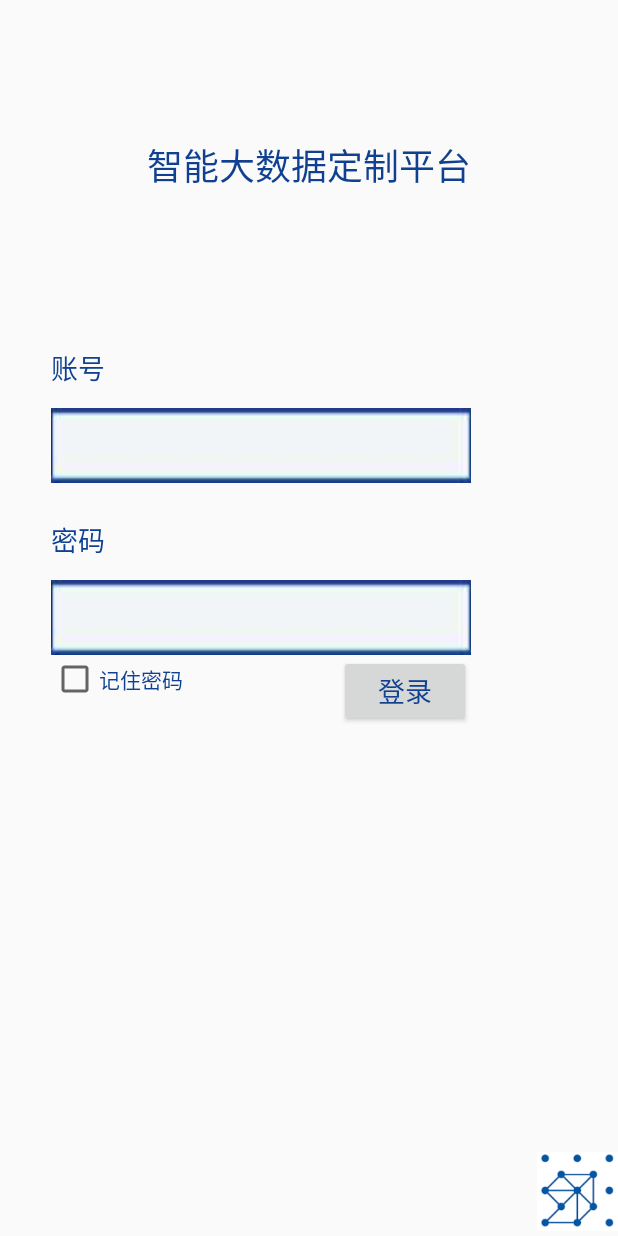
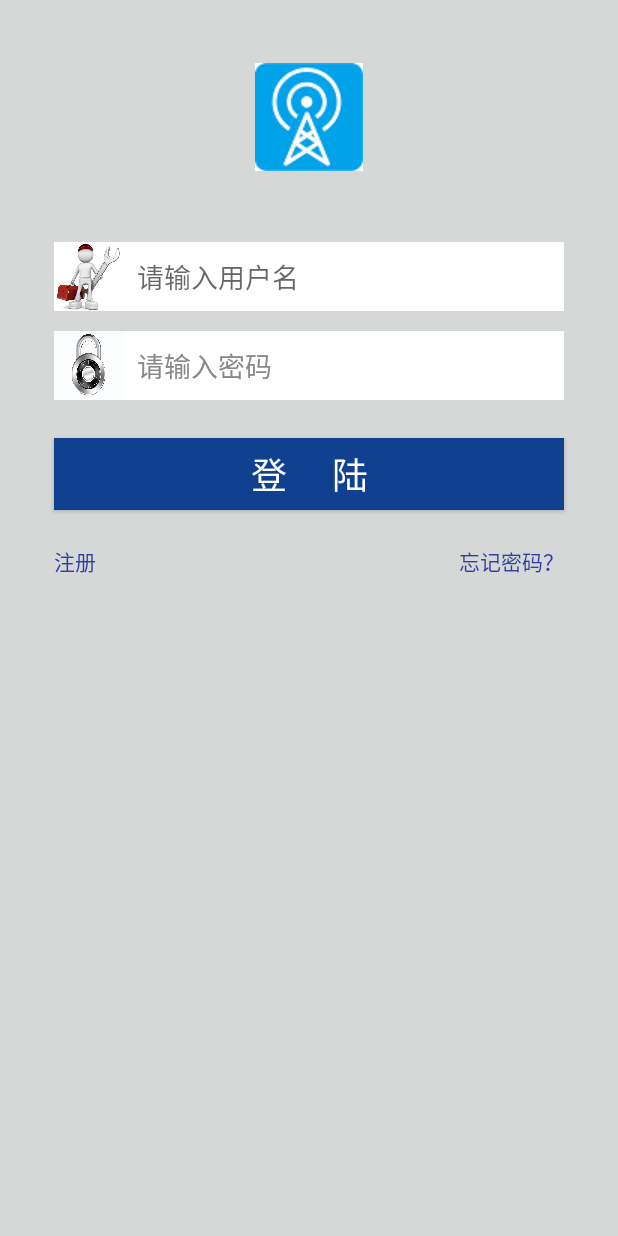
Before and after one commit to zenghuanliang/icttegongdui, an Android app: the screen it shows after launch (LoginActivity), on a phone screen of 412 x 824 dp. Run offline under Robolectric (Android 15) with nearby library versions, the phone set to English and light mode, and no system bars.

Commit message:
activity_loggin

```diff
--- a/app/src/main/java/com/example/administrator/myapplication/attach1Activity.java
+++ b/app/src/main/java/com/example/administrator/myapplication/attach1Activity.java
@@ -36,60 +36,7 @@ public class attach1Activity extends AppCompatActivity {
     ArrayList<Float> attach1_BarChart_F =new ArrayList<>();
     final String url="http://172.16.201.21:8090/com.IDC/user?action=attach1";
 
-    @Override
-    protected void onCreate(Bundle savedInstanceState) {
-        super.onCreate(savedInstanceState);
-        setContentView(R.layout.activity_attach1);
-        Toolbar toolbar = (Toolbar) findViewById(R.id.toolbar);
-        setSupportActionBar(toolbar);
-        mCombinedChart = (CombinedChart)findViewById(R.id.attach_CombinedChart);
-        this.context = getApplicationContext();
-        CombinedChartMagnager.setLineName("Attach平均时延ms");
-        CombinedChartMagnager.setBarName("用户量");
-        new GetDataTask(url).execute();
-        CombinedChartMagnager.initDataStyle(context,mCombinedChart,1000,0,3000,0);
-        Button attach1 = (Button) findViewById(R.id.attach1_update);
-        attach1.setOnClickListener(new View.OnClickListener() {
-            @Override
-            public void onClick(View v) {
 
-                Message msg = new Message();
-                msg.what = 1;
-                mHandler_attach1.sendMessage(msg);
-            }
-        });
-
-        mHandler_attach1 = new Handler() {
-            @Override
-            public void handleMessage(Message msg) {
-                super.handleMessage(msg);
-                switch (msg.what) {
-                    case 0x1:
-                        CombinedChartMagnager.initConbinedChart(context,mCombinedChart,mCity,generateLineData(),generateBarData(),1000,0,3000,0);
-                        break;
-                }
-            }
-        };
-    }
-
-    private ArrayList<Entry> generateLineData() {
-
-        ArrayList<Entry> entries = new ArrayList<>();
-
-        for (int index = 0; index < attach1_LineChart_F.size(); index++)
-            entries.add(new Entry(attach1_LineChart_F.get(index), index));
-
-        return entries;
-    }
-    private ArrayList<BarEntry> generateBarData() {
-
-        ArrayList<BarEntry> entries = new ArrayList<>();
-
-        for (int index = 0; index < attach1_BarChart_F.size(); index++)
-            entries.add(new BarEntry(attach1_BarChart_F.get(index), index));
-
-        return entries;
-    }
     private class GetDataTask extends AsyncTask<Void, Void, String> {
 
         String url="";
@@ -170,6 +117,64 @@ public class attach1Activity extends AppCompatActivity {
             }
         }
     }
+
+    private ArrayList<Entry> generateLineData() {
+
+        ArrayList<Entry> entries = new ArrayList<>();
+
+        for (int index = 0; index < attach1_LineChart_F.size(); index++)
+            entries.add(new Entry(attach1_LineChart_F.get(index), index));
+
+        return entries;
+    }
+    private ArrayList<BarEntry> generateBarData() {
+
+        ArrayList<BarEntry> entries = new ArrayList<>();
+
+        for (int index = 0; index < attach1_BarChart_F.size(); index++)
+            entries.add(new BarEntry(attach1_BarChart_F.get(index), index));
+
+        return entries;
+    }
+    @Override
+    protected void onCreate(Bundle savedInstanceState) {
+        super.onCreate(savedInstanceState);
+        setContentView(R.layout.activity_attach1);
+        Toolbar toolbar = (Toolbar) findViewById(R.id.toolbar);
+        setSupportActionBar(toolbar);
+        mCombinedChart = (CombinedChart)findViewById(R.id.attach_CombinedChart);
+        this.context = getApplicationContext();
+        mCombinedChart.setDescription("Attach时延");
+        CombinedChartMagnager.setLineName("Attach平均时延ms");
+        CombinedChartMagnager.setBarName("用户量");
+        new GetDataTask(url).execute();
+       // CombinedChartMagnager.initDataStyle(context,mCombinedChart,1000,0,3000,0);
+        //CombinedChartMagnager.initConbinedChart(context,mCombinedChart,mCity,generateLineData(),generateBarData(),1000,0,3000,0);
+        Button attach1 = (Button) findViewById(R.id.attach1_update);
+        attach1.setOnClickListener(new View.OnClickListener() {
+            @Override
+            public void onClick(View v) {
+              Message msg = new Message();
+              msg.what = 1;
+              mHandler_attach1.sendMessage(msg);
+            }
+        });
+
+        mHandler_attach1 = new Handler() {
+            @Override
+            public void handleMessage(Message msg) {
+                super.handleMessage(msg);
+                switch (msg.what) {
+                    case 0x1:
+                        CombinedChartMagnager.initConbinedChart(context,mCombinedChart,mCity,generateLineData(),generateBarData(),1000,0,3000,0);
+                        break;
+                }
+            }
+        };
+    }
+
+
+
     @Override
     public boolean onCreateOptionsMenu(Menu menu) {
         // Inflate the menu; this adds items to the action bar if it is present.
--- a/app/src/main/java/com/example/administrator/myapplication/attachActivity.java
+++ b/app/src/main/java/com/example/administrator/myapplication/attachActivity.java
@@ -79,7 +79,7 @@ public class attachActivity extends AppCompatActivity {
                         LineChartManager.initSingleLineChart(context,attachLineChart,xValues1,getLineData(),100,0);
                         break;
                     case 0x2:
-                       Intent intent = new Intent(attachActivity.this, attach1Activity.class);
+                        Intent intent = new Intent(attachActivity.this, attach1Activity.class);
                         startActivity(intent);
                         break;
 
--- a/app/src/main/res/layout/activity_eps.xml
+++ b/app/src/main/res/layout/activity_eps.xml
@@ -22,6 +22,6 @@
 
     </android.support.design.widget.AppBarLayout>
 
-    <include layout="@layout/content_eps" android:layout_height="456dp"/>
+    <include layout="@layout/content_eps" />
 
 </android.support.design.widget.CoordinatorLayout>
--- a/app/src/main/res/layout/activity_login.xml
+++ b/app/src/main/res/layout/activity_login.xml
@@ -4,76 +4,91 @@
                 android:orientation="vertical"
                 android:layout_width="match_parent"
                 android:layout_height="match_parent"
-                >
+                android:background="?attr/colorButtonNormal">
 
+
+    <TextView
+        android:text="忘记密码？"
+        android:layout_width="wrap_content"
+        android:layout_height="wrap_content" android:layout_alignTop="@+id/textView"
+        android:layout_alignEnd="@+id/Login" android:id="@+id/textView2"
+        android:textColor="@color/colorPrimaryDark"/>
+    <ImageView
+        android:layout_width="wrap_content"
+        android:layout_height="wrap_content" app:srcCompat="@drawable/logo"
+        android:layout_marginTop="42dp" android:id="@+id/imageView4"
+        android:layout_alignParentTop="true" android:layout_centerHorizontal="true"/>
     <RelativeLayout
-        android:orientation="vertical"
-        android:layout_width="match_parent"
-        android:layout_height="match_parent"
-        android:layout_above="@+id/textView" android:layout_centerHorizontal="true"
-        android:layout_marginBottom="11dp" android:layout_alignParentTop="true">
-        <TextView android:text="智能大数据定制平台" android:layout_width="wrap_content"
-                  android:layout_height="wrap_content"
-                  android:id="@+id/textView5" android:textSize="24sp"
-                  android:textColor="@color/colorPrimary"
-                  android:layout_centerVertical="true" android:layout_centerHorizontal="true"/>
+        android:id="@+id/usercode_layout"
+        android:layout_width="fill_parent"
+        android:layout_height="wrap_content"
+        android:gravity="center"
+        android:layout_below="@+id/username_layout"
+        android:layout_marginTop="13dp" android:layout_alignEnd="@+id/username_layout"
+        android:layout_alignStart="@+id/username_layout">
+
+        <EditText
+            android:layout_width="fill_parent"
+            android:layout_height="46dp"
+            android:inputType="textPassword"
+            android:ems="10"
+            android:id="@+id/password"
+            android:hint="@string/hint_etPassword"
+            android:textColorHint="#888888"
+            android:layout_centerVertical="true"
+            android:background="@android:color/background_light"
+            android:paddingLeft="55dp"
+            android:paddingRight="60dp"
+           />
+        <ImageView android:layout_width="46dp"
+                   android:layout_height="46dp"
+                   android:layout_gravity="left|center_vertical"
+                   android:background="@drawable/password"
+                   android:visibility="visible"/>
     </RelativeLayout>
-    <CheckBox
-        android:text="记住密码"
+    <RelativeLayout
+        android:id="@+id/username_layout"
         android:layout_width="wrap_content"
         android:layout_height="wrap_content"
-        android:id="@+id/checkBox"
-        android:textColor="@color/colorPrimary"
-        android:layout_below="@+id/password" android:layout_alignStart="@+id/password"/>
-    <Button
-        android:text="登录"
+        android:layout_marginTop="47dp"
+        android:gravity="center"
+        android:layout_below="@+id/imageView4" android:layout_alignEnd="@+id/Login"
+        android:layout_alignStart="@+id/Login">
+
+        <EditText
+            android:layout_width="fill_parent"
+            android:layout_height="46dp"
+            android:inputType="textPersonName"
+            android:id="@+id/username"
+            android:hint="@string/hint_etUser"
+            android:background="@android:color/background_light"
+            android:maxLength="20"
+            android:paddingLeft="55dp"
+            android:paddingRight="60dp"
+            android:layout_alignParentTop="true"/>
+        <ImageView
+            android:layout_width="46dp"
+            android:layout_height="46dp"
+            android:layout_gravity="left|center_vertical"
+            android:background="@drawable/acount"
+            android:visibility="visible" />
+    </RelativeLayout>
+    <TextView
+        android:text="注册"
         android:layout_width="wrap_content"
         android:layout_height="wrap_content"
+        android:id="@+id/textView" android:textColor="@color/colorPrimaryDark"
+        android:layout_below="@+id/Login" android:layout_alignStart="@+id/Login"
+        android:layout_marginTop="23dp"/>
+    <Button
+        android:text="登     陆"
+        android:layout_height="wrap_content"
         android:id="@+id/Login"
-        android:textColor="@color/colorPrimary"
-        android:textSize="18sp"
-        android:layout_alignEnd="@+id/password"
-        android:layout_alignTop="@+id/checkBox"/>
-    <TextView
-        android:text="账号"
-        android:layout_width="wrap_content"
-        android:layout_height="wrap_content"
-        android:id="@+id/textView" android:textColor="@color/colorPrimary" android:textSize="18sp"
-        android:layout_marginBottom="13dp"
-        android:layout_above="@+id/username" android:layout_alignStart="@+id/textView2"/>
-    <EditText
-        android:layout_width="wrap_content"
-        android:layout_height="50dp"
-        android:inputType="textPassword"
-        android:ems="10"
-        android:id="@+id/password"
-        android:background="@drawable/k"
-
-        android:layout_marginStart="34dp"
-        android:layout_centerVertical="true" android:layout_alignParentStart="true"/>
-    <EditText
-        android:layout_width="wrap_content"
-        android:layout_height="50dp"
-        android:inputType="textPersonName"
-        android:ems="10"
-        android:id="@+id/username"
-        android:background="@drawable/k"
-
-        android:layout_marginBottom="24dp" android:layout_above="@+id/textView2"
-        android:layout_alignStart="@+id/textView"/>
-    <TextView
-        android:text="密码"
-        android:layout_width="wrap_content"
-        android:layout_height="wrap_content"
-        android:id="@+id/textView2"
-        android:textColor="@color/colorPrimary" android:textSize="18sp"
-        android:layout_above="@+id/password" android:layout_alignStart="@+id/password"
-        android:layout_marginBottom="13dp"/>
-    <ImageView
-        android:layout_width="54dp"
-        android:layout_height="59dp" app:srcCompat="@drawable/logo1"
-        android:id="@+id/imageView12" android:layout_gravity="right"
-        android:layout_alignParentBottom="true" android:layout_alignParentEnd="true"/>
-
+        android:textColor="@android:color/white"
+        android:textSize="24sp"
+        android:layout_width="340dp"
+        android:background="@color/colorPrimary"
+        android:layout_marginTop="25dp"
+        android:layout_below="@+id/usercode_layout" android:layout_centerHorizontal="true"/>
 
 </RelativeLayout>
--- a/app/src/main/res/values/strings.xml
+++ b/app/src/main/res/values/strings.xml
@@ -19,6 +19,8 @@
     <string name="drop1">无线掉话率更新</string>
     <string name="prb">PRB可用率</string>
     <string name="prb1">PRB可用率更新</string>
+    <string name="hint_etUser">    请输入用户名</string>
+    <string name="hint_etPassword">    请输入密码</string>
 
     <string name="title_activity_attach_line_chart">AttachLineChartActivity</string>
     <string name="title_activity_attach">Attach附着成功率</string>
```
Also changed, not shown: app/src/main/res/mipmap-hdpi/email_delete_normal.png (added), app/src/main/res/mipmap-hdpi/email_delete_pressed.png (added), app/src/main/res/mipmap-hdpi/ic_launcher.png (added), app/src/main/res/mipmap-hdpi/more_normal.png (added), app/src/main/res/mipmap-hdpi/more_normal_pressed.png (added), app/src/main/res/mipmap-hdpi/password.png (added), app/src/main/res/mipmap-hdpi/password_close.png (added), app/src/main/res/mipmap-hdpi/password_open.png (added), app/src/main/res/mipmap-hdpi/username.png (added), 1 other file.
